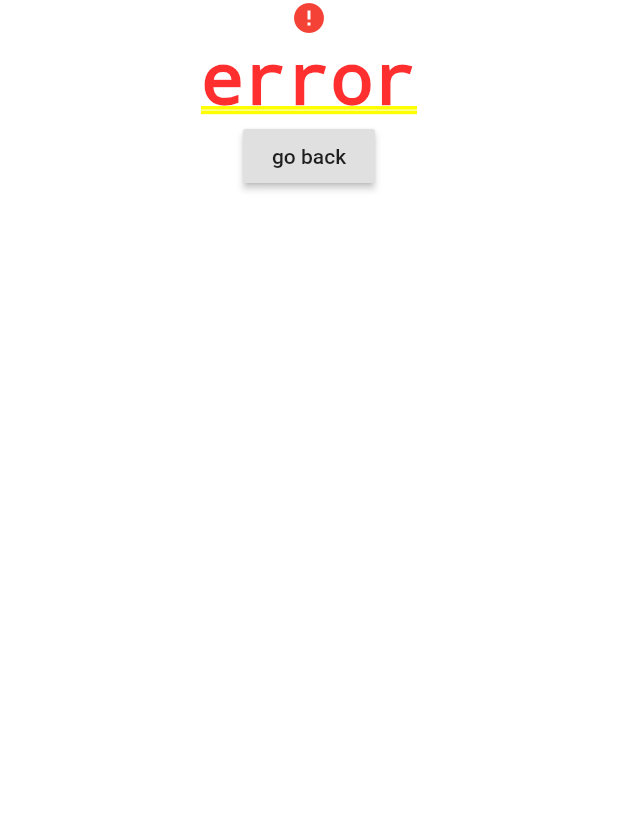
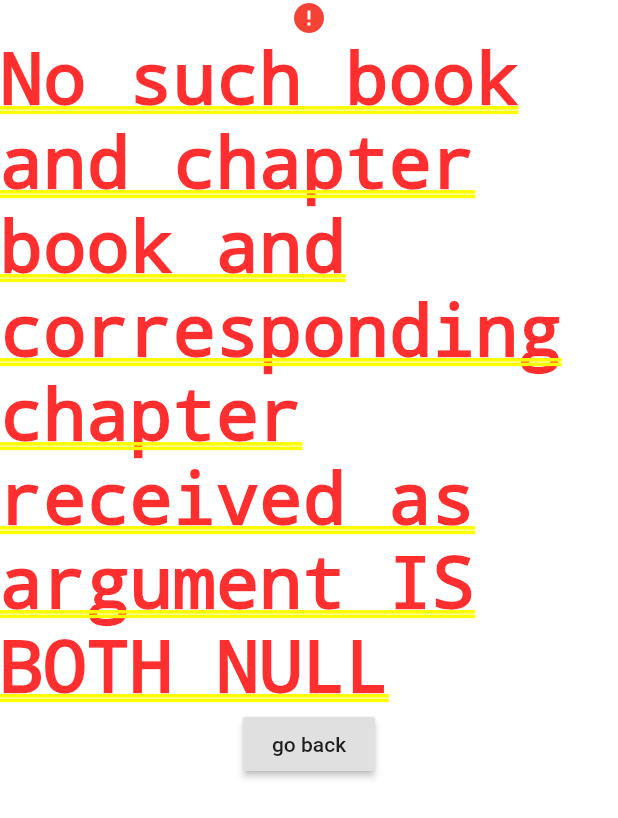
Before and after one commit to DavidLee18/sungrak_bible, a Flutter app: the ChapterPage screen opened by its route, on a phone screen of 412 x 824 dp. Shown: the top 818 px of the screen. Run offline on Flutter 3.47's test engine with Material 2 defaults, Android fonts, the phone set to English and light mode, and no system bars; our stand-ins replace get_it, tuple.

Commit message:
finalization and little more touch

```diff
--- a/lib/main.dart
+++ b/lib/main.dart
@@ -32,14 +32,12 @@ class HomePage extends StatelessWidget {
     FutureBuilder(future: _service.books.elementAt(index),
     builder: (context, AsyncSnapshot<MapEntry<String, Map<int, Map<int, String>>>> snapshot) {
       Widget widget;
-      if(snapshot.hasError) return Center(child: Column(children: [
-        Icon(Icons.error, color: Colors.red,),
-        Text('no index: error'),
-        RaisedButton(
-          child: Text('go back'),
-          onPressed: () => Navigator.pop(context)
-        ),
-      ],));
+      if(snapshot.hasError) return ListTile(
+        leading: Icon(Icons.error, color: Colors.red),
+        title: Text('Error'),
+        subtitle: Text(snapshot.error.toString()),
+        dense: true,
+      );
       else switch(snapshot.connectionState) {
         case ConnectionState.active:
         case ConnectionState.done:
@@ -63,8 +61,11 @@ class HomePage extends StatelessWidget {
 class BookPage extends StatelessWidget {
   @override
   Widget build(BuildContext context) {
-    MapEntry<String, Map<int, Map<int, String>>> book = ModalRoute.of(context).settings.arguments;
-    if(book == null) return MyErrorWidget();
+    final MapEntry<String, Map<int, Map<int, String>>> book = ModalRoute.of(context).settings.arguments;
+    if(book == null) return MyErrorWidget(
+      message: 'No such book',
+      description: 'the book received as argument IS NULL',
+    );
     else {
       return Scaffold(
         appBar: AppBar(title: Text(book.key),),
@@ -81,11 +82,13 @@ class BookPage extends StatelessWidget {
 
 class MyErrorWidget extends StatelessWidget {
   final String message;
-  MyErrorWidget({this.message});
+  final String description;
+  MyErrorWidget({this.message = 'error', this.description = ''});
   @override
   Widget build(BuildContext context) => Center(child: Column(children: [
         Icon(Icons.error, color: Colors.red,),
-        Text(message ?? 'error'),
+        Text(message),
+        Text(description),
         RaisedButton(
           child: Text('go back'),
           onPressed: () => Navigator.pop(context)
@@ -96,10 +99,13 @@ class MyErrorWidget extends StatelessWidget {
 class ChapterPage extends StatelessWidget {
   @override
   Widget build(BuildContext context) {
-    Tuple2<MapEntry<String, Map<int, Map<int, String>>>, int> bookChapter = ModalRoute.of(context).settings.arguments;
-    if (bookChapter?.item1 == null && bookChapter?.item2 == null) return MyErrorWidget();
+    final Tuple2<MapEntry<String, Map<int, Map<int, String>>>, int> bookChapter = ModalRoute.of(context).settings.arguments;
+    if (bookChapter?.item1 == null && bookChapter?.item2 == null) return MyErrorWidget(
+      message: 'No such book and chapter',
+      description: 'book and corresponding chapter received as argument IS BOTH NULL',
+    );
     else {
-      var chapter = bookChapter.item1.value[bookChapter.item2];
+      final chapter = bookChapter.item1.value[bookChapter.item2];
       return Scaffold(
         appBar: AppBar(title: Text('${bookChapter.item1.key} ${bookChapter.item2}장'),),
         body: ListView.builder(itemCount: bookChapter.item1.value.length, itemBuilder: (context, index) =>
```
